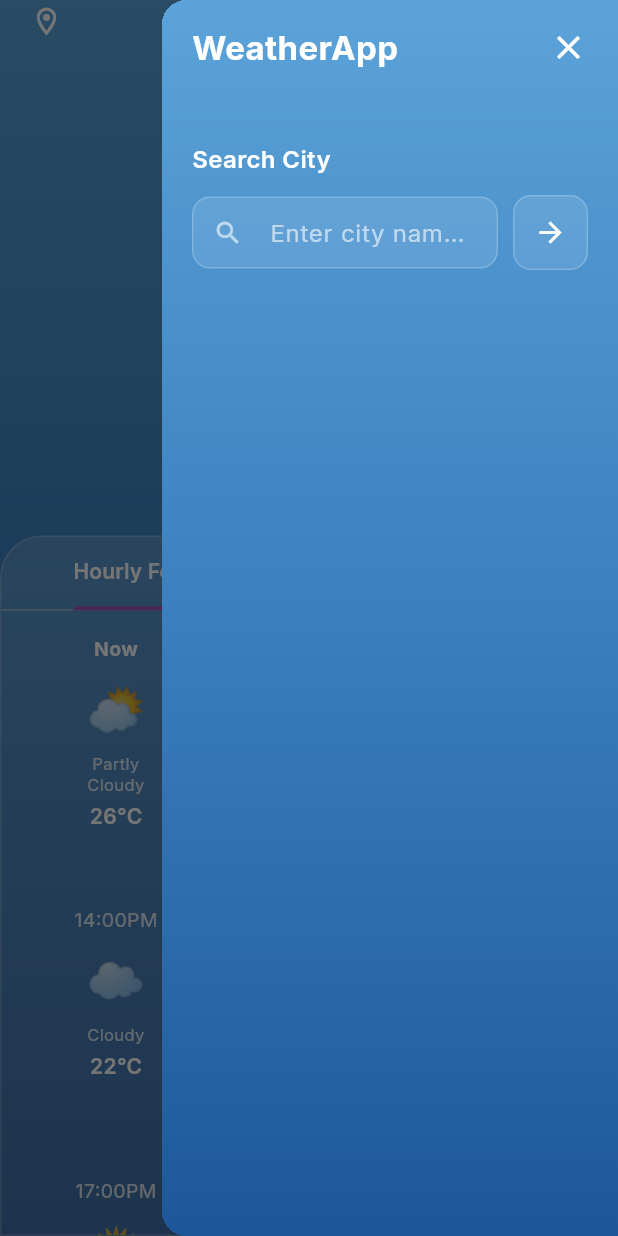
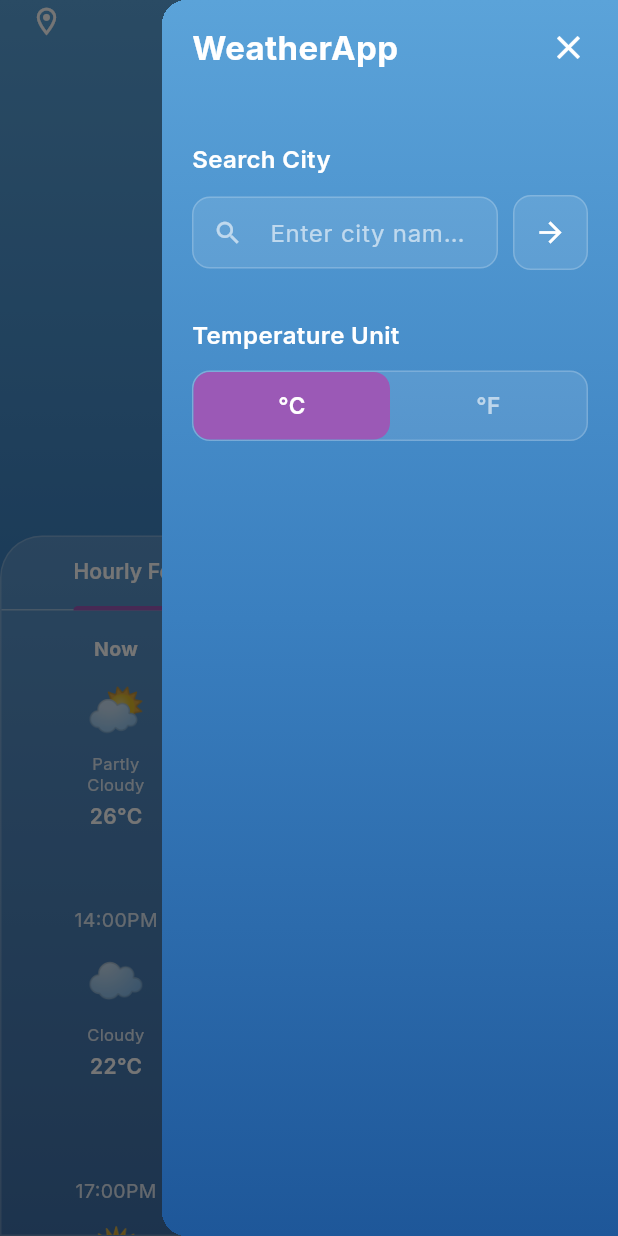
Before and after one commit to ertibeqiri1/WeatherApp, a Flutter app: the screen it shows after launch, with the side drawer open, on a phone screen of 412 x 824 dp. Run offline on Flutter 3.47's test engine with Material 3 defaults, Android fonts, the phone set to English and light mode, and no system bars; our stand-ins replace flutter_dotenv, google_fonts, shared_preferences.

Commit message:
units toggle UI to drawer and update home screen

```diff
--- a/lib/views/screens/home_screen.dart
+++ b/lib/views/screens/home_screen.dart
@@ -142,7 +142,9 @@ class _HomeScreenState extends State<HomeScreen>
 
         // Current temperature — large
         Text(
-          '${weather?.temperature.toInt() ?? '—'}°C',
+          weather != null
+              ? '${vm.convertTemp(weather.temperature).toInt()}${vm.unitLabel}'
+              : '—',
           style: const TextStyle(
             fontSize: 72,
             fontWeight: FontWeight.w300,
@@ -155,7 +157,7 @@ class _HomeScreenState extends State<HomeScreen>
         // High / Low
         Text(
           today != null
-              ? '${today.high.toInt()}°C / ${today.low.toInt()}°C'
+              ? '${vm.convertTemp(today.high).toInt()}${vm.unitLabel} / ${vm.convertTemp(today.low).toInt()}${vm.unitLabel}'
               : '—/—',
           style: const TextStyle(
             fontSize: 16,
@@ -241,6 +243,8 @@ class _HomeScreenState extends State<HomeScreen>
       itemBuilder: (_, i) => HourlyItem(
         item: items[i],
         isNow: i == 0,
+        convertTemp: vm.convertTemp,
+        unitLabel: vm.unitLabel,
       ),
     );
   }
@@ -262,6 +266,8 @@ class _HomeScreenState extends State<HomeScreen>
       itemBuilder: (_, i) => DailyItem(
         item: items[i],
         showDivider: i < items.length - 1,
+        convertTemp: vm.convertTemp,
+        unitLabel: vm.unitLabel,
       ),
     );
   }
--- a/lib/views/widgets/daily_item.dart
+++ b/lib/views/widgets/daily_item.dart
@@ -6,8 +6,16 @@ import '../../utils/weather_icon_helper.dart';
 class DailyItem extends StatelessWidget {
   final DailyForecastModel item;
   final bool showDivider;
+  final double Function(double) convertTemp;
+  final String unitLabel;
 
-  const DailyItem({super.key, required this.item, this.showDivider = true});
+  const DailyItem({
+    super.key,
+    required this.item,
+    required this.convertTemp,
+    required this.unitLabel,
+    this.showDivider = true,
+  });
 
   @override
   Widget build(BuildContext context) {
@@ -37,7 +45,7 @@ class DailyItem extends StatelessWidget {
               const Spacer(),
               // Low / High
               Text(
-                'L:${item.low.toInt()}°C / H:${item.high.toInt()}°C',
+                'L:${convertTemp(item.low).toInt()}$unitLabel / H:${convertTemp(item.high).toInt()}$unitLabel',
                 style: const TextStyle(
                   fontSize: 14,
                   color: AppColors.textSecondary,
--- a/lib/views/widgets/hourly_item.dart
+++ b/lib/views/widgets/hourly_item.dart
@@ -6,8 +6,16 @@ import '../../utils/weather_icon_helper.dart';
 class HourlyItem extends StatelessWidget {
   final HourlyForecastModel item;
   final bool isNow;
+  final double Function(double) convertTemp;
+  final String unitLabel;
 
-  const HourlyItem({super.key, required this.item, this.isNow = false});
+  const HourlyItem({
+    super.key,
+    required this.item,
+    required this.convertTemp,
+    required this.unitLabel,
+    this.isNow = false,
+  });
 
   @override
   Widget build(BuildContext context) {
@@ -39,7 +47,7 @@ class HourlyItem extends StatelessWidget {
         ),
         const SizedBox(height: 4),
         Text(
-          '${item.temperature.toInt()}°C',
+          '${convertTemp(item.temperature).toInt()}$unitLabel',
           style: const TextStyle(
             fontSize: 14,
             fontWeight: FontWeight.w600,
--- a/lib/views/widgets/weather_drawer.dart
+++ b/lib/views/widgets/weather_drawer.dart
@@ -45,6 +45,8 @@ class _WeatherDrawerState extends State<WeatherDrawer> {
               _buildHeader(context),
               const SizedBox(height: 32),
               _buildSearchSection(context),
+              const SizedBox(height: 32),
+              _buildUnitsSection(context),
             ],
           ),
         ),
@@ -75,6 +77,84 @@ class _WeatherDrawerState extends State<WeatherDrawer> {
             ),
           ),
         ],
+      ),
+    );
+  }
+
+  Widget _buildUnitsSection(BuildContext context) {
+    return Padding(
+      padding: const EdgeInsets.symmetric(horizontal: 20),
+      child: Column(
+        crossAxisAlignment: CrossAxisAlignment.start,
+        children: [
+          const Text(
+            'Temperature Unit',
+            style: TextStyle(
+              fontSize: 16,
+              fontWeight: FontWeight.w600,
+              color: AppColors.textPrimary,
+            ),
+          ),
+          const SizedBox(height: 12),
+          Consumer<WeatherViewModel>(
+            builder: (context, vm, _) {
+              return Container(
+                decoration: BoxDecoration(
+                  color: AppColors.inputBackground,
+                  borderRadius: BorderRadius.circular(12),
+                  border: Border.all(color: AppColors.inputBorder),
+                ),
+                child: Row(
+                  children: [
+                    _unitButton(
+                      label: '°C',
+                      isActive: vm.isCelsius,
+                      onTap: () {
+                        if (!vm.isCelsius) vm.toggleUnits();
+                      },
+                    ),
+                    _unitButton(
+                      label: '°F',
+                      isActive: !vm.isCelsius,
+                      onTap: () {
+                        if (vm.isCelsius) vm.toggleUnits();
+                      },
+                    ),
+                  ],
+                ),
+              );
+            },
+          ),
+        ],
+      ),
+    );
+  }
+
+  Widget _unitButton({
+    required String label,
+    required bool isActive,
+    required VoidCallback onTap,
+  }) {
+    return Expanded(
+      child: GestureDetector(
+        onTap: onTap,
+        child: AnimatedContainer(
+          duration: const Duration(milliseconds: 200),
+          padding: const EdgeInsets.symmetric(vertical: 12),
+          decoration: BoxDecoration(
+            color: isActive ? AppColors.tabActive : Colors.transparent,
+            borderRadius: BorderRadius.circular(11),
+          ),
+          alignment: Alignment.center,
+          child: Text(
+            label,
+            style: TextStyle(
+              fontSize: 15,
+              fontWeight: FontWeight.w600,
+              color: isActive ? AppColors.textPrimary : AppColors.textMuted,
+            ),
+          ),
+        ),
       ),
     );
   }
```
